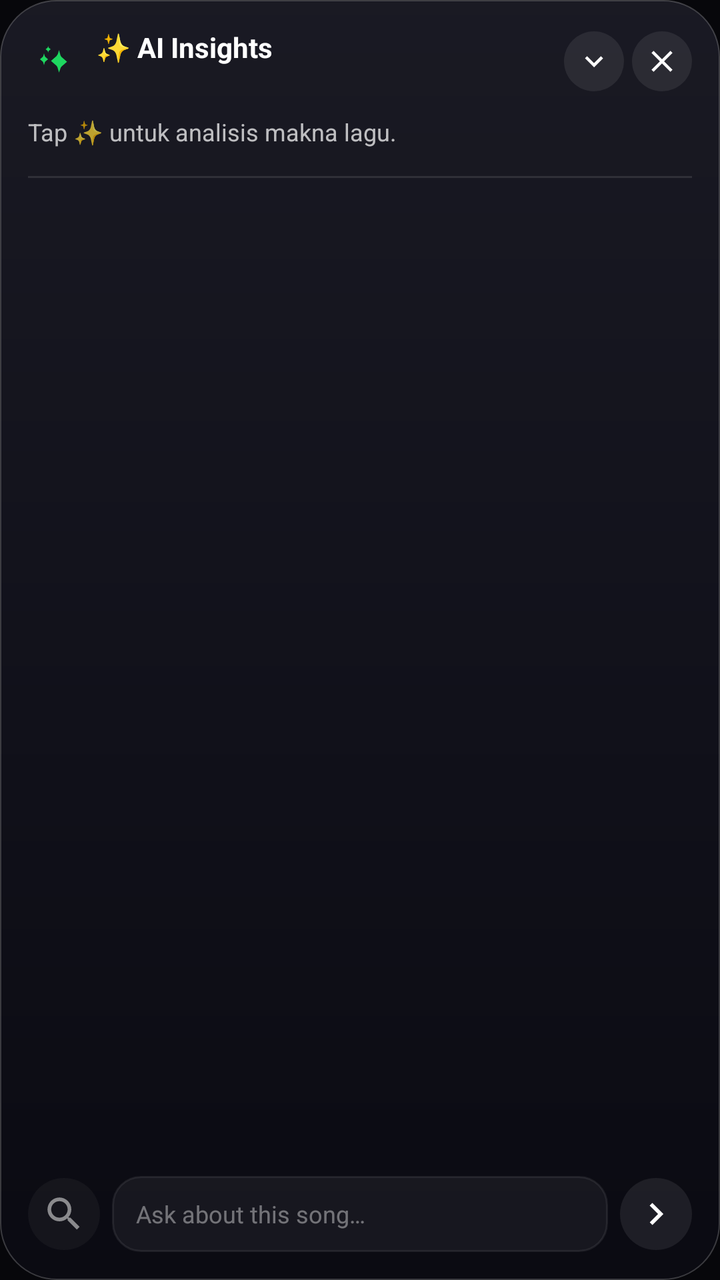
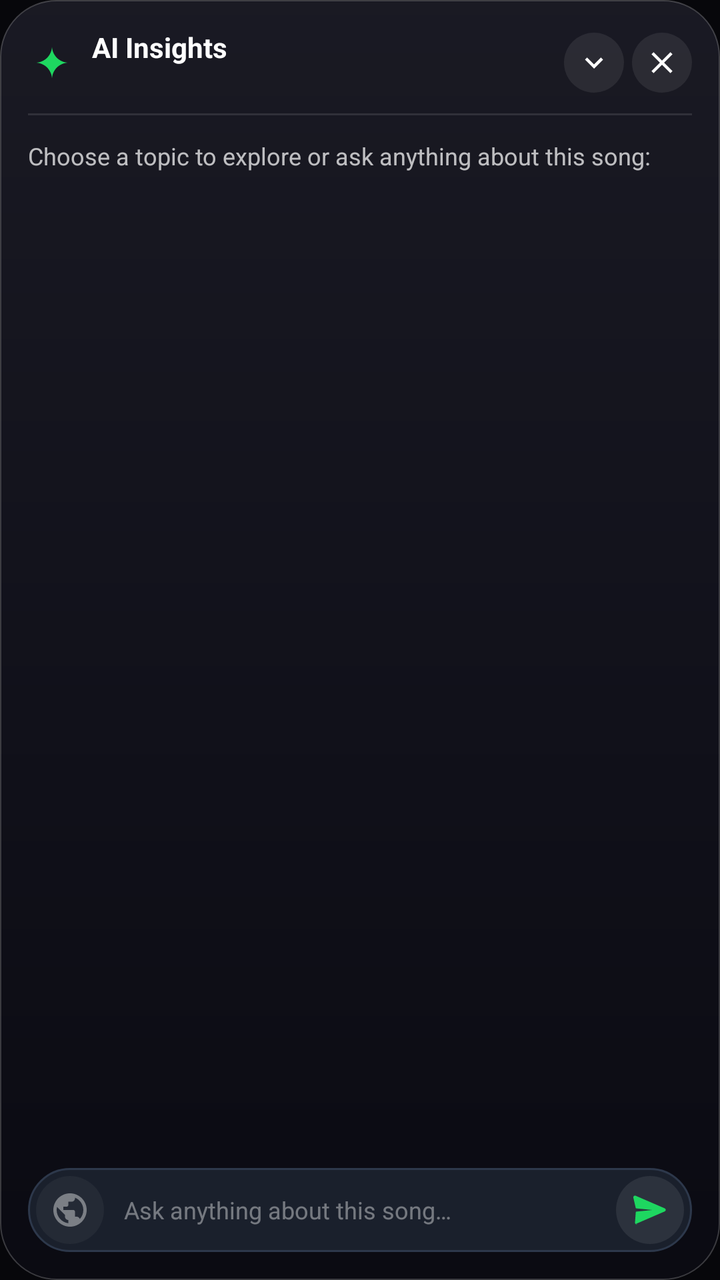

An Android layout rendered at two revisions. The XML below is the earlier revision; the diff shows what the commit changed to produce the second picture.
<!-- AndroidManifest.xml: application theme Theme.LyricSync -->
<!-- res/layout/overlay_ai_chat.xml -->
<?xml version="1.0" encoding="utf-8"?>
<LinearLayout xmlns:android="http://schemas.android.com/apk/res/android"
    xmlns:app="http://schemas.android.com/apk/res-auto"
    android:id="@+id/ai_chat_root"
    android:layout_width="match_parent"
    android:layout_height="match_parent"
    android:orientation="vertical"
    android:background="@drawable/overlay_bg_rounded"
    android:padding="14dp">

    
    <LinearLayout
        android:id="@+id/ai_chat_header"
        android:layout_width="match_parent"
        android:layout_height="wrap_content"
        android:orientation="horizontal"
        android:gravity="center_vertical"
        android:layout_marginBottom="8dp">

        <ImageView
            android:layout_width="26dp"
            android:layout_height="26dp"
            android:padding="3dp"
            android:src="@drawable/ic_sparkles"
            app:tint="@color/accent"
            android:contentDescription="AI Insights" />

        <LinearLayout
            android:layout_width="0dp"
            android:layout_height="wrap_content"
            android:layout_weight="1"
            android:orientation="vertical"
            android:paddingStart="8dp"
            android:paddingEnd="8dp">

            <TextView
                android:id="@+id/ai_chat_title"
                android:layout_width="match_parent"
                android:layout_height="wrap_content"
                android:textColor="@color/text_primary"
                android:textSize="14sp"
                android:textStyle="bold"
                android:maxLines="1"
                android:ellipsize="end"
                android:text="✨ AI Insights" />

            <LinearLayout
                android:layout_width="match_parent"
                android:layout_height="wrap_content"
                android:orientation="horizontal"
                android:gravity="center_vertical">

                <TextView
                    android:id="@+id/ai_chat_artist"
                    android:layout_width="wrap_content"
                    android:layout_height="wrap_content"
                    android:textColor="@color/text_secondary"
                    android:textSize="11sp"
                    android:maxLines="1"
                    android:ellipsize="end" />

                <TextView
                    android:id="@+id/ai_mood_badge"
                    android:layout_width="wrap_content"
                    android:layout_height="wrap_content"
                    android:paddingStart="6dp"
                    android:paddingEnd="6dp"
                    android:paddingTop="1dp"
                    android:paddingBottom="1dp"
                    android:layout_marginStart="6dp"
                    android:textColor="#E0E0E0"
                    android:textSize="9sp"
                    android:textStyle="bold"
                    android:background="@drawable/bg_pill_ok"
                    android:visibility="gone" />
            </LinearLayout>
        </LinearLayout>

        <TextView
            android:id="@+id/ai_quota_badge"
            android:layout_width="wrap_content"
            android:layout_height="wrap_content"
            android:textColor="@color/text_dim"
            android:textSize="9sp"
            android:layout_marginEnd="6dp"
            android:visibility="gone" />

        <ImageView
            android:id="@+id/ai_minimize_button"
            android:layout_width="30dp"
            android:layout_height="30dp"
            android:padding="6dp"
            android:background="@drawable/bg_icon_button"
            android:src="@drawable/ic_chevron_down"
            android:contentDescription="Minimize to Bubble" />

        <ImageView
            android:id="@+id/ai_close_button"
            android:layout_width="30dp"
            android:layout_height="30dp"
            android:padding="6dp"
            android:layout_marginStart="4dp"
            android:background="@drawable/bg_icon_button"
            android:src="@drawable/ic_close"
            android:contentDescription="Close AI" />
    </LinearLayout>

    
    <ScrollView
        android:id="@+id/ai_summary_scroll"
        android:layout_width="match_parent"
        android:layout_height="wrap_content"
        android:maxHeight="80dp"
        android:layout_marginTop="2dp"
        android:scrollbars="vertical"
        android:fadeScrollbars="true">

        <TextView
            android:id="@+id/ai_summary_text"
            android:layout_width="match_parent"
            android:layout_height="wrap_content"
            android:textColor="@color/text_secondary"
            android:textSize="12sp"
            android:lineSpacingExtra="2dp"
            android:text="Tap ✨ untuk analisis makna lagu." />
    </ScrollView>

    
    <HorizontalScrollView
        android:id="@+id/ai_web_sources_scroll"
        android:layout_width="match_parent"
        android:layout_height="wrap_content"
        android:scrollbars="none"
        android:overScrollMode="never"
        android:layout_marginTop="6dp"
        android:visibility="gone">

        <LinearLayout
            android:id="@+id/ai_web_sources_container"
            android:layout_width="wrap_content"
            android:layout_height="wrap_content"
            android:gravity="center_vertical"
            android:orientation="horizontal" />
    </HorizontalScrollView>

    
    <HorizontalScrollView
        android:id="@+id/ai_quick_chips_scroll"
        android:layout_width="match_parent"
        android:layout_height="wrap_content"
        android:scrollbars="none"
        android:overScrollMode="never"
        android:layout_marginTop="6dp">

        <LinearLayout
            android:id="@+id/ai_quick_chips_container"
            android:layout_width="wrap_content"
            android:layout_height="wrap_content"
            android:orientation="horizontal" />
    </HorizontalScrollView>

    <View
        android:layout_width="match_parent"
        android:layout_height="1dp"
        android:background="@color/divider"
        android:layout_marginTop="8dp"
        android:layout_marginBottom="8dp" />

    
    <ScrollView
        android:id="@+id/ai_chat_scroll"
        android:layout_width="match_parent"
        android:layout_height="0dp"
        android:layout_weight="1"
        android:scrollbars="vertical"
        android:fadeScrollbars="true"
        android:fillViewport="true">

        <LinearLayout
            android:id="@+id/ai_chat_messages"
            android:layout_width="match_parent"
            android:layout_height="wrap_content"
            android:orientation="vertical" />
    </ScrollView>

    
    <LinearLayout
        android:id="@+id/ai_tool_status_container"
        android:layout_width="wrap_content"
        android:layout_height="wrap_content"
        android:orientation="horizontal"
        android:gravity="center_vertical"
        android:background="@drawable/bg_tool_status_pill"
        android:paddingStart="10dp"
        android:paddingEnd="10dp"
        android:paddingTop="5dp"
        android:paddingBottom="5dp"
        android:layout_marginTop="6dp"
        android:layout_gravity="center_horizontal"
        android:visibility="gone">

        <TextView
            android:id="@+id/ai_tool_status_icon"
            android:layout_width="wrap_content"
            android:layout_height="wrap_content"
            android:textSize="14sp" />

        <TextView
            android:id="@+id/ai_tool_status_text"
            android:layout_width="wrap_content"
            android:layout_height="wrap_content"
            android:layout_marginStart="6dp"
            android:textColor="#B8C4E0"
            android:textSize="12sp"
            android:maxLines="1"
            android:singleLine="true"
            android:ellipsize="end"
            android:maxWidth="240dp" />
    </LinearLayout>

    
    <LinearLayout
        android:layout_width="match_parent"
        android:layout_height="wrap_content"
        android:orientation="horizontal"
        android:gravity="center_vertical"
        android:layout_marginTop="8dp">

        <ImageView
            android:id="@+id/ai_web_search_chip"
            android:layout_width="36dp"
            android:layout_height="36dp"
            android:padding="7dp"
            android:background="@drawable/bg_icon_button"
            android:src="@drawable/ic_search"
            android:contentDescription="Toggle Web Search"
            android:alpha="0.5" />

        <EditText
            android:id="@+id/ai_chat_input"
            android:layout_width="0dp"
            android:layout_height="38dp"
            android:layout_weight="1"
            android:layout_marginStart="6dp"
            android:hint="Ask about this song…"
            android:textColorHint="@color/text_dim"
            android:textColor="@color/text_primary"
            android:textSize="12sp"
            android:paddingStart="12dp"
            android:paddingEnd="12dp"
            android:background="@drawable/bg_tip_box"
            android:inputType="text"
            android:imeOptions="actionSend"
            android:maxLines="1"
            android:singleLine="true" />

        <ImageView
            android:id="@+id/ai_chat_send"
            android:layout_width="36dp"
            android:layout_height="36dp"
            android:padding="7dp"
            android:layout_marginStart="6dp"
            android:background="@drawable/bg_icon_button"
            android:src="@drawable/ic_chevron_right"
            android:contentDescription="Send" />
    </LinearLayout>

</LinearLayout>
<!-- resources referenced by this layout -->
<resources>
  <color name="accent">#FF1ED760</color>
  <color name="divider">#1AFFFFFF</color>
  <color name="text_dim">#66FFFFFF</color>
  <color name="text_primary">#FFFFFFFF</color>
  <color name="text_secondary">#B8FFFFFF</color>
  <!-- drawable bg_pill_ok (drawable) -->
  <?xml version="1.0" encoding="utf-8"?>
  <shape xmlns:android="http://schemas.android.com/apk/res/android"
      android:shape="rectangle">
      <corners android:radius="@dimen/pill_radius" />
      <solid android:color="@color/state_ok_soft" />
      <stroke android:width="1dp" android:color="#381ED760" />
  </shape>
  <!-- drawable bg_tip_box (drawable) -->
  <?xml version="1.0" encoding="utf-8"?>
  <shape xmlns:android="http://schemas.android.com/apk/res/android"
      android:shape="rectangle">
      <solid android:color="#0DFFFFFF" />
      <stroke
          android:width="1dp"
          android:color="@color/card_stroke" />
      <corners android:radius="14dp" />
  </shape>
  <!-- drawable bg_tool_status_pill (drawable) -->
  <?xml version="1.0" encoding="utf-8"?>
  <shape xmlns:android="http://schemas.android.com/apk/res/android"
      android:shape="rectangle">
      <solid android:color="#E21A1A2E" />
      <corners android:radius="12dp" />
  </shape>
  <!-- drawable ic_chevron_right (drawable) -->
  <?xml version="1.0" encoding="utf-8"?>
  <vector xmlns:android="http://schemas.android.com/apk/res/android"
      android:width="24dp"
      android:height="24dp"
      android:viewportWidth="24"
      android:viewportHeight="24">
      <path
          android:fillColor="#FFFFFF"
          android:pathData="M10,6L8.59,7.41 13.17,12l-4.58,4.59L10,18l6,-6z" />
  </vector>
  <!-- drawable ic_search (drawable) -->
  <?xml version="1.0" encoding="utf-8"?>
  <vector xmlns:android="http://schemas.android.com/apk/res/android"
      android:width="24dp"
      android:height="24dp"
      android:viewportWidth="24"
      android:viewportHeight="24">
      <path
          android:fillColor="#FFFFFF"
          android:pathData="M15.5,14h-0.79l-0.28,-0.27C15.41,12.59 16,11.11 16,9.5 16,5.91 13.09,3 9.5,3S3,5.91 3,9.5 5.91,16 9.5,16c1.61,0 3.09,-0.59 4.23,-1.57l0.27,0.28v0.79l5,4.99L20.49,19l-4.99,-5zM9.5,14C7.01,14 5,11.99 5,9.5S7.01,5 9.5,5 14,7.01 14,9.5 11.99,14 9.5,14z" />
  </vector>
  <!-- drawable ic_sparkles (drawable) -->
  <?xml version="1.0" encoding="utf-8"?>
  <vector xmlns:android="http://schemas.android.com/apk/res/android"
      android:width="24dp"
      android:height="24dp"
      android:viewportWidth="24"
      android:viewportHeight="24">
      <path
          android:fillColor="#FFFFFF"
          android:pathData="M14.187,8.096L15,5.25L15.813,8.096c0.171,0.597 0.519,1.134 1.005,1.55l2.985,2.604l-2.985,2.604c-0.486,0.416 -0.834,0.953 -1.005,1.55L15,18.75l-0.813,-2.846c-0.171,-0.597 -0.519,-1.134 -1.005,-1.55l-2.985,-2.604l2.985,-2.604c0.486,-0.416 0.834,-0.953 1.005,-1.55z" />
      <path
          android:fillColor="#FFFFFF"
          android:pathData="M6,14.25L6.417,12.792c0.084,-0.293 0.258,-0.558 0.504,-0.768L8.4,10.75L6.921,9.476c-0.246,-0.21 -0.42,-0.475 -0.504,-0.768L6,7.25L5.583,8.708c-0.084,0.293 -0.258,0.558 -0.504,0.768L3.6,10.75l1.479,1.274c0.246,0.21 0.42,0.475 0.504,0.768L6,14.25z" />
      <path
          android:fillColor="#FFFFFF"
          android:pathData="M8.5,6.75L8.708,5.999c0.041,-0.143 0.127,-0.274 0.249,-0.378L10,4.75l-1.043,-0.871c-0.122,-0.104 -0.208,-0.235 -0.249,-0.378L8.5,2.75L8.292,3.501c-0.041,0.143 -0.127,0.274 -0.249,0.378L7,4.75l1.043,0.871c0.122,0.104 0.208,0.235 0.249,0.378L8.5,6.75z" />
  </vector>
  <color name="white">#FFFFFFFF</color>
  <dimen name="pill_radius">100dp</dimen>
  <color name="state_ok_soft">#241ED760</color>
  <color name="card_stroke">#14FFFFFF</color>
  <color name="accent_dark">#FF17B34E</color>
  <color name="black">#FF000000</color>
  <color name="background_primary">#FF07070B</color>
  <!-- unchanged entries left out for length: 5 -->
</resources>

<!-- the commit's change to res/layout/overlay_ai_chat.xml (unified diff, before → after) -->
@@ -18,12 +18,12 @@
         android:layout_marginBottom="8dp">
 
         <ImageView
-            android:layout_width="26dp"
-            android:layout_height="26dp"
-            android:padding="3dp"
-            android:src="@drawable/ic_sparkles"
+            android:layout_width="24dp"
+            android:layout_height="24dp"
+            android:padding="2dp"
+            android:src="@drawable/ic_ai_sparkle"
             app:tint="@color/accent"
-            android:contentDescription="AI Insights" />
+            android:contentDescription="@string/ai_insights_title" />
 
         <LinearLayout
             android:layout_width="0dp"
@@ -42,13 +42,14 @@
                 android:textStyle="bold"
                 android:maxLines="1"
                 android:ellipsize="end"
-                android:text="✨ AI Insights" />
+                android:text="@string/ai_insights_title" />
 
             <LinearLayout
                 android:layout_width="match_parent"
                 android:layout_height="wrap_content"
                 android:orientation="horizontal"
-                android:gravity="center_vertical">
+                android:gravity="center_vertical"
+                android:layout_marginTop="1dp">
 
                 <TextView
                     android:id="@+id/ai_chat_artist"
@@ -92,7 +93,7 @@
             android:padding="6dp"
             android:background="@drawable/bg_icon_button"
             android:src="@drawable/ic_chevron_down"
-            android:contentDescription="Minimize to Bubble" />
+            android:contentDescription="@string/cd_collapse" />
 
         <ImageView
             android:id="@+id/ai_close_button"
@@ -102,86 +103,72 @@
             android:layout_marginStart="4dp"
             android:background="@drawable/bg_icon_button"
             android:src="@drawable/ic_close"
-            android:contentDescription="Close AI" />
+            android:contentDescription="@string/cd_close" />
     </LinearLayout>
-
-    
-    <ScrollView
-        android:id="@+id/ai_summary_scroll"
-        android:layout_width="match_parent"
-        android:layout_height="wrap_content"
-        android:maxHeight="80dp"
-        android:layout_marginTop="2dp"
-        android:scrollbars="vertical"
-        android:fadeScrollbars="true">
-
-        <TextView
-            android:id="@+id/ai_summary_text"
-            android:layout_width="match_parent"
-            android:layout_height="wrap_content"
-            android:textColor="@color/text_secondary"
-            android:textSize="12sp"
-            android:lineSpacingExtra="2dp"
-            android:text="Tap ✨ untuk analisis makna lagu." />
-    </ScrollView>
-
-    
-    <HorizontalScrollView
-        android:id="@+id/ai_web_sources_scroll"
-        android:layout_width="match_parent"
-        android:layout_height="wrap_content"
-        android:scrollbars="none"
-        android:overScrollMode="never"
-        android:layout_marginTop="6dp"
-        android:visibility="gone">
-
-        <LinearLayout
-            android:id="@+id/ai_web_sources_container"
-            android:layout_width="wrap_content"
-            android:layout_height="wrap_content"
-            android:gravity="center_vertical"
-            android:orientation="horizontal" />
-    </HorizontalScrollView>
-
-    
-    <HorizontalScrollView
-        android:id="@+id/ai_quick_chips_scroll"
-        android:layout_width="match_parent"
-        android:layout_height="wrap_content"
-        android:scrollbars="none"
-        android:overScrollMode="never"
-        android:layout_marginTop="6dp">
-
-        <LinearLayout
-            android:id="@+id/ai_quick_chips_container"
-            android:layout_width="wrap_content"
-            android:layout_height="wrap_content"
-            android:orientation="horizontal" />
-    </HorizontalScrollView>
 
     <View
         android:layout_width="match_parent"
         android:layout_height="1dp"
         android:background="@color/divider"
-        android:layout_marginTop="8dp"
         android:layout_marginBottom="8dp" />
 
     
-    <ScrollView
-        android:id="@+id/ai_chat_scroll"
+    <FrameLayout
         android:layout_width="match_parent"
         android:layout_height="0dp"
-        android:layout_weight="1"
-        android:scrollbars="vertical"
-        android:fadeScrollbars="true"
-        android:fillViewport="true">
-
-        <LinearLayout
-            android:id="@+id/ai_chat_messages"
+        android:layout_weight="1">
+
+        
+        <ScrollView
+            android:id="@+id/ai_chat_empty_state"
             android:layout_width="match_parent"
-            android:layout_height="wrap_content"
-            android:orientation="vertical" />
-    </ScrollView>
+            android:layout_height="match_parent"
+            android:scrollbars="vertical"
+            android:fadeScrollbars="true"
+            android:fillViewport="true">
+
+            <LinearLayout
+                android:layout_width="match_parent"
+                android:layout_height="wrap_content"
+                android:orientation="vertical"
+                android:paddingTop="4dp"
+                android:paddingBottom="8dp">
+
+                <TextView
+                    android:id="@+id/ai_empty_hint_text"
+                    android:layout_width="match_parent"
+                    android:layout_height="wrap_content"
+                    android:text="@string/ai_empty_hint"
+                    android:textColor="@color/text_secondary"
+                    android:textSize="12sp"
+                    android:layout_marginBottom="10dp" />
+
+                <LinearLayout
+                    android:id="@+id/ai_prompt_templates_container"
+                    android:layout_width="match_parent"
+                    android:layout_height="wrap_content"
+                    android:orientation="vertical" />
+            </LinearLayout>
+        </ScrollView>
+
+        
+        <ScrollView
+            android:id="@+id/ai_chat_scroll"
+            android:layout_width="match_parent"
+            android:layout_height="match_parent"
+            android:scrollbars="vertical"
+            android:fadeScrollbars="true"
+            android:fillViewport="true"
+            android:visibility="gone">
+
+            <LinearLayout
+                android:id="@+id/ai_chat_messages"
+                android:layout_width="match_parent"
+                android:layout_height="wrap_content"
+                android:orientation="vertical"
+                android:paddingBottom="6dp" />
+        </ScrollView>
+    </FrameLayout>
 
     
     <LinearLayout
@@ -196,14 +183,17 @@
         android:paddingTop="5dp"
         android:paddingBottom="5dp"
         android:layout_marginTop="6dp"
+        android:layout_marginBottom="4dp"
         android:layout_gravity="center_horizontal"
         android:visibility="gone">
 
-        <TextView
-            android:id="@+id/ai_tool_status_icon"
-            android:layout_width="wrap_content"
-            android:layout_height="wrap_content"
-            android:textSize="14sp" />
+        <ImageView
+            android:id="@+id/ai_tool_status_icon_view"
+            android:layout_width="16dp"
+            android:layout_height="16dp"
+            android:src="@drawable/ic_search_globe"
+            app:tint="#64B5F6"
+            android:contentDescription="@null" />
 
         <TextView
             android:id="@+id/ai_tool_status_text"
@@ -219,36 +209,62 @@
     </LinearLayout>
 
     
+    <HorizontalScrollView
+        android:id="@+id/ai_web_sources_scroll"
+        android:layout_width="match_parent"
+        android:layout_height="wrap_content"
+        android:scrollbars="none"
+        android:overScrollMode="never"
+        android:layout_marginTop="4dp"
+        android:layout_marginBottom="4dp"
+        android:visibility="gone">
+
+        <LinearLayout
+            android:id="@+id/ai_web_sources_container"
+            android:layout_width="wrap_content"
+            android:layout_height="wrap_content"
+            android:gravity="center_vertical"
+            android:orientation="horizontal" />
+    </HorizontalScrollView>
+
+    
     <LinearLayout
         android:layout_width="match_parent"
         android:layout_height="wrap_content"
         android:orientation="horizontal"
         android:gravity="center_vertical"
-        android:layout_marginTop="8dp">
+        android:background="@drawable/bg_chat_input_pill"
+        android:paddingStart="4dp"
+        android:paddingEnd="4dp"
+        android:paddingTop="3dp"
+        android:paddingBottom="3dp"
+        android:layout_marginTop="4dp">
 
         <ImageView
             android:id="@+id/ai_web_search_chip"
-            android:layout_width="36dp"
-            android:layout_height="36dp"
+            android:layout_width="34dp"
+            android:layout_height="34dp"
             android:padding="7dp"
             android:background="@drawable/bg_icon_button"
-            android:src="@drawable/ic_search"
-            android:contentDescription="Toggle Web Search"
-            android:alpha="0.5" />
+            android:src="@drawable/ic_search_globe"
+            app:tint="@color/text_secondary"
+            android:contentDescription="@string/ai_toggle_web_search"
+            android:alpha="0.55" />
 
         <EditText
             android:id="@+id/ai_chat_input"
             android:layout_width="0dp"
-            android:layout_height="38dp"
+            android:layout_height="36dp"
             android:layout_weight="1"
             android:layout_marginStart="6dp"
-            android:hint="Ask about this song…"
+            android:layout_marginEnd="6dp"
+            android:hint="@string/ai_chat_input_hint"
             android:textColorHint="@color/text_dim"
             android:textColor="@color/text_primary"
             android:textSize="12sp"
-            android:paddingStart="12dp"
-            android:paddingEnd="12dp"
-            android:background="@drawable/bg_tip_box"
+            android:background="@null"
+            android:paddingStart="4dp"
+            android:paddingEnd="4dp"
             android:inputType="text"
             android:imeOptions="actionSend"
             android:maxLines="1"
@@ -256,13 +272,13 @@
 
         <ImageView
             android:id="@+id/ai_chat_send"
-            android:layout_width="36dp"
-            android:layout_height="36dp"
+            android:layout_width="34dp"
+            android:layout_height="34dp"
             android:padding="7dp"
-            android:layout_marginStart="6dp"
-            android:background="@drawable/bg_icon_button"
-            android:src="@drawable/ic_chevron_right"
-            android:contentDescription="Send" />
+            android:background="@drawable/bg_icon_button"
+            android:src="@drawable/ic_send_arrow"
+            app:tint="@color/accent"
+            android:contentDescription="@string/ai_send" />
     </LinearLayout>
 
 </LinearLayout>
<!-- resource entries referenced after the edit -->
@@ -5,6 +5,16 @@
   <color name="text_dim">#66FFFFFF</color>
   <color name="text_primary">#FFFFFFFF</color>
   <color name="text_secondary">#B8FFFFFF</color>
+  <!-- drawable bg_chat_input_pill (drawable) -->
+  <?xml version="1.0" encoding="utf-8"?>
+  <shape xmlns:android="http://schemas.android.com/apk/res/android"
+      android:shape="rectangle">
+      <solid android:color="#1A202C" />
+      <stroke
+          android:width="1dp"
+          android:color="#2D384B" />
+      <corners android:radius="22dp" />
+  </shape>
   <!-- drawable bg_pill_ok (drawable) -->
   <?xml version="1.0" encoding="utf-8"?>
   <shape xmlns:android="http://schemas.android.com/apk/res/android"
@@ -13,16 +23,6 @@
       <solid android:color="@color/state_ok_soft" />
       <stroke android:width="1dp" android:color="#381ED760" />
   </shape>
-  <!-- drawable bg_tip_box (drawable) -->
-  <?xml version="1.0" encoding="utf-8"?>
-  <shape xmlns:android="http://schemas.android.com/apk/res/android"
-      android:shape="rectangle">
-      <solid android:color="#0DFFFFFF" />
-      <stroke
-          android:width="1dp"
-          android:color="@color/card_stroke" />
-      <corners android:radius="14dp" />
-  </shape>
   <!-- drawable bg_tool_status_pill (drawable) -->
   <?xml version="1.0" encoding="utf-8"?>
   <shape xmlns:android="http://schemas.android.com/apk/res/android"
@@ -30,7 +30,7 @@
       <solid android:color="#E21A1A2E" />
       <corners android:radius="12dp" />
   </shape>
-  <!-- drawable ic_chevron_right (drawable) -->
+  <!-- drawable ic_ai_sparkle (drawable) -->
   <?xml version="1.0" encoding="utf-8"?>
   <vector xmlns:android="http://schemas.android.com/apk/res/android"
       android:width="24dp"
@@ -39,9 +39,9 @@
       android:viewportHeight="24">
       <path
           android:fillColor="#FFFFFF"
-          android:pathData="M10,6L8.59,7.41 13.17,12l-4.58,4.59L10,18l6,-6z" />
+          android:pathData="M11.2,18.1C11.73,19.32 12,20.62 12,22c0,-1.38 0.26,-2.68 0.77,-3.9 0.54,-1.22 1.25,-2.28 2.15,-3.18 0.9,-0.9 1.96,-1.6 3.18,-2.12C19.32,12.27 20.62,12 22,12c-1.38,0 -2.68,-0.26 -3.9,-0.78 -1.22,-0.53 -2.28,-1.25 -3.18,-2.14 -0.9,-0.91 -1.61,-1.96 -2.15,-3.18C12.26,4.68 12,3.38 12,2c0,1.38 -0.27,2.68 -0.8,3.9 -0.52,1.22 -1.23,2.27 -2.13,3.18 -0.89,0.89 -1.95,1.61 -3.17,2.14C4.68,11.74 3.38,12 2,12c1.38,0 2.68,0.27 3.9,0.8 1.22,0.52 2.28,1.22 3.17,2.12 0.9,0.9 1.61,1.96 2.13,3.18z" />
   </vector>
-  <!-- drawable ic_search (drawable) -->
+  <!-- drawable ic_search_globe (drawable) -->
   <?xml version="1.0" encoding="utf-8"?>
   <vector xmlns:android="http://schemas.android.com/apk/res/android"
       android:width="24dp"
@@ -50,9 +50,9 @@
       android:viewportHeight="24">
       <path
           android:fillColor="#FFFFFF"
-          android:pathData="M15.5,14h-0.79l-0.28,-0.27C15.41,12.59 16,11.11 16,9.5 16,5.91 13.09,3 9.5,3S3,5.91 3,9.5 5.91,16 9.5,16c1.61,0 3.09,-0.59 4.23,-1.57l0.27,0.28v0.79l5,4.99L20.49,19l-4.99,-5zM9.5,14C7.01,14 5,11.99 5,9.5S7.01,5 9.5,5 14,7.01 14,9.5 11.99,14 9.5,14z" />
+          android:pathData="M12,2C6.48,2 2,6.48 2,12s4.48,10 10,10 10,-4.48 10,-10S17.52,2 12,2zM11,19.93c-3.95,-0.49 -7,-3.85 -7,-7.93 0,-0.62 0.08,-1.21 0.21,-1.79L9,15v1c0,1.1 0.9,2 2,2v1.93zm6.9,-2.54c-0.26,-0.81 -1,-1.39 -1.9,-1.39h-1v-3c0,-0.55 -0.45,-1 -1,-1H8v-2h2c0.55,0 1,-0.45 1,-1V7h2c1.1,0 2,-0.9 2,-2v-0.41c2.93,1.19 5,4.06 5,7.41 0,2.08 -0.8,3.97 -2.1,5.39z" />
   </vector>
-  <!-- drawable ic_sparkles (drawable) -->
+  <!-- drawable ic_send_arrow (drawable) -->
   <?xml version="1.0" encoding="utf-8"?>
   <vector xmlns:android="http://schemas.android.com/apk/res/android"
       android:width="24dp"
@@ -61,18 +61,18 @@
       android:viewportHeight="24">
       <path
           android:fillColor="#FFFFFF"
-          android:pathData="M14.187,8.096L15,5.25L15.813,8.096c0.171,0.597 0.519,1.134 1.005,1.55l2.985,2.604l-2.985,2.604c-0.486,0.416 -0.834,0.953 -1.005,1.55L15,18.75l-0.813,-2.846c-0.171,-0.597 -0.519,-1.134 -1.005,-1.55l-2.985,-2.604l2.985,-2.604c0.486,-0.416 0.834,-0.953 1.005,-1.55z" />
-      <path
-          android:fillColor="#FFFFFF"
-          android:pathData="M6,14.25L6.417,12.792c0.084,-0.293 0.258,-0.558 0.504,-0.768L8.4,10.75L6.921,9.476c-0.246,-0.21 -0.42,-0.475 -0.504,-0.768L6,7.25L5.583,8.708c-0.084,0.293 -0.258,0.558 -0.504,0.768L3.6,10.75l1.479,1.274c0.246,0.21 0.42,0.475 0.504,0.768L6,14.25z" />
-      <path
-          android:fillColor="#FFFFFF"
-          android:pathData="M8.5,6.75L8.708,5.999c0.041,-0.143 0.127,-0.274 0.249,-0.378L10,4.75l-1.043,-0.871c-0.122,-0.104 -0.208,-0.235 -0.249,-0.378L8.5,2.75L8.292,3.501c-0.041,0.143 -0.127,0.274 -0.249,0.378L7,4.75l1.043,0.871c0.122,0.104 0.208,0.235 0.249,0.378L8.5,6.75z" />
+          android:pathData="M3.4,20.4l17.45,-7.55c0.81,-0.35 0.81,-1.49 0,-1.84L3.4,3.46c-0.73,-0.32 -1.52,0.3 -1.4,1.08L3.5,11l10,1 -10,1 -0.5,6.46c-0.12,0.78 0.67,1.4 1.4,1.08z" />
   </vector>
+  <string name="ai_chat_input_hint">Ask anything about this song…</string>
+  <string name="ai_empty_hint">Choose a topic to explore or ask anything about this song:</string>
+  <string name="ai_insights_title">AI Insights</string>
+  <string name="ai_send">Send</string>
+  <string name="ai_toggle_web_search">Toggle Web Search</string>
+  <string name="cd_close">Close overlay</string>
+  <string name="cd_collapse">Collapse lyrics</string>
   <color name="white">#FFFFFFFF</color>
   <dimen name="pill_radius">100dp</dimen>
   <color name="state_ok_soft">#241ED760</color>
-  <color name="card_stroke">#14FFFFFF</color>
   <color name="accent_dark">#FF17B34E</color>
   <color name="black">#FF000000</color>
   <color name="background_primary">#FF07070B</color>
